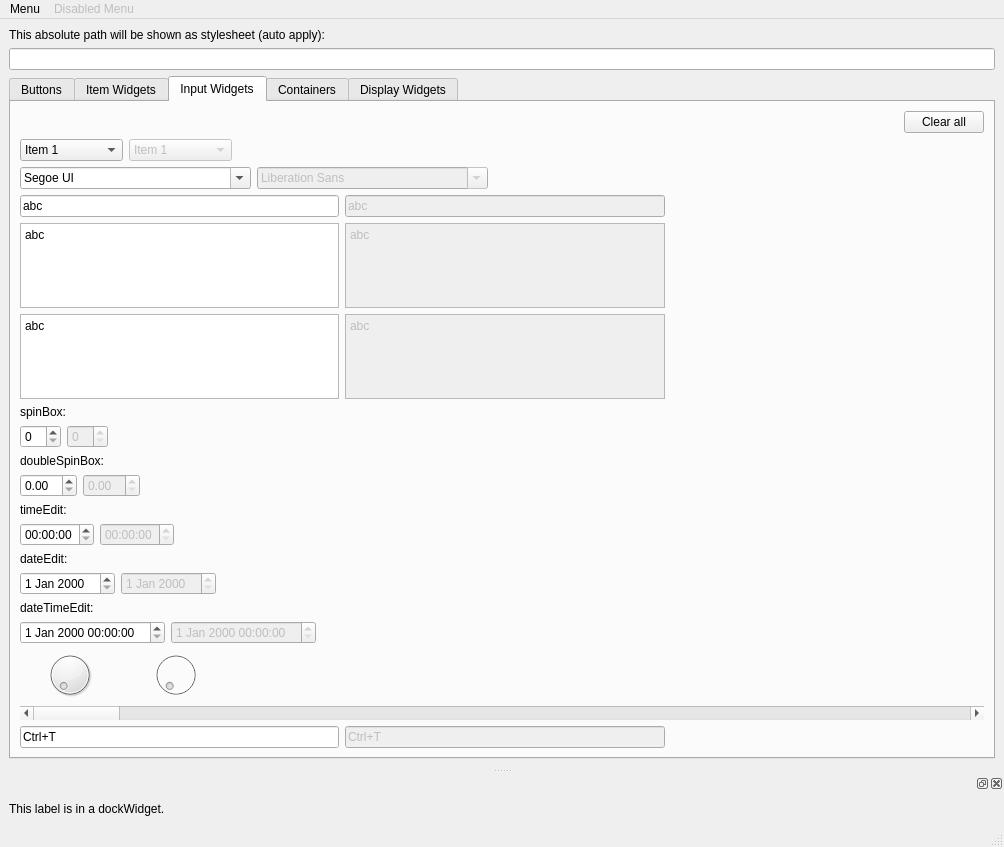
Before: the Qt Designer form OTModules/wstyletest.ui in pietr26/OMSI-Tools, drawn with Qt 5.
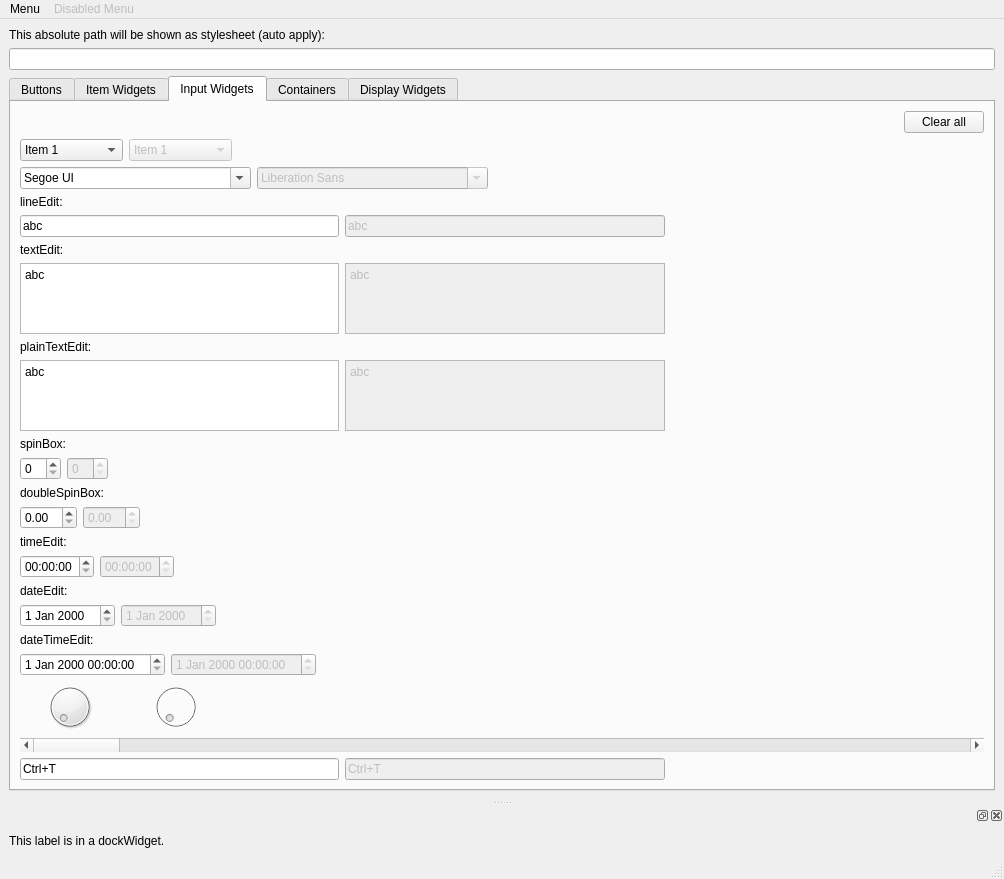
After: the same form once the commit is applied. The open tabs and pages were chosen to show the change. Icons and pictures are not drawn.

Commit message: Added information labels

The edit to the form file:
```diff
--- a/OTModules/wstyletest.ui
+++ b/OTModules/wstyletest.ui
@@ -620,6 +620,13 @@
           </item>
          </layout>
         </item>
+        <item>
+         <widget class="QLabel" name="label_10">
+          <property name="text">
+           <string notr="true">lineEdit:</string>
+          </property>
+         </widget>
+        </item>
         <item>
          <layout class="QHBoxLayout" name="horizontalLayout_13">
           <item>
@@ -660,6 +667,13 @@
           </item>
          </layout>
         </item>
+        <item>
+         <widget class="QLabel" name="label_11">
+          <property name="text">
+           <string notr="true">textEdit:</string>
+          </property>
+         </widget>
+        </item>
         <item>
          <layout class="QHBoxLayout" name="horizontalLayout_12">
           <item>
@@ -708,6 +722,13 @@
           </item>
          </layout>
         </item>
+        <item>
+         <widget class="QLabel" name="label_12">
+          <property name="text">
+           <string notr="true">plainTextEdit:</string>
+          </property>
+         </widget>
+        </item>
         <item>
          <layout class="QHBoxLayout" name="horizontalLayout_11">
           <item>
```
Left out of the diff: 2 changed lines with no effect on the pictures.
